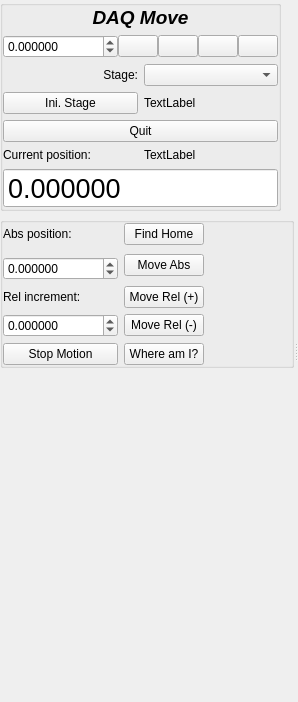
Old version of the form pymodaq/daq_move/daq_move_gui.ui in the repository PyMoDAQ/PyMoDAQ.
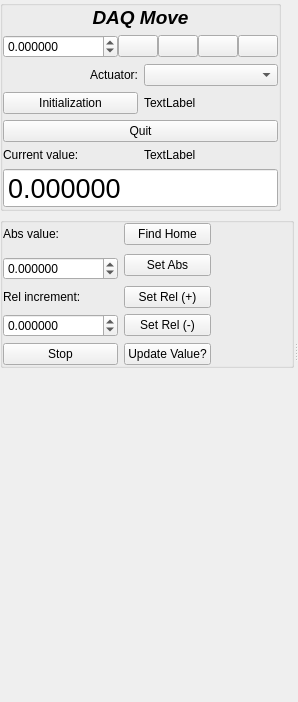
New version of the form. Icons and pictures are not drawn. Custom widgets are drawn as their Qt base class.

Commit message:
changed "Stage" to "Actuator" in DAQ_Move gui
also changed "position" to "value"
also a patch on tcp/server stuff

```diff
--- a/pymodaq/daq_move/daq_move_gui.ui
+++ b/pymodaq/daq_move/daq_move_gui.ui
@@ -115,7 +115,7 @@
               <item row="2" column="0">
                <widget class="QLabel" name="label_2">
                 <property name="text">
-                 <string>Stage:</string>
+                 <string>Actuator:</string>
                 </property>
                 <property name="alignment">
                  <set>Qt::AlignRight|Qt::AlignTrailing|Qt::AlignVCenter</set>
@@ -132,7 +132,7 @@
               <item row="4" column="0">
                <widget class="QPushButton" name="IniStage_pb">
                 <property name="text">
-                 <string>Ini. Stage</string>
+                 <string>Initialization</string>
                 </property>
                 <property name="checkable">
                  <bool>true</bool>
@@ -216,7 +216,7 @@
               <item row="6" column="0">
                <widget class="QLabel" name="label_4">
                 <property name="text">
-                 <string>Current position:</string>
+                 <string>Current value:</string>
                 </property>
                </widget>
               </item>
@@ -356,7 +356,7 @@
               <item row="4" column="1" rowspan="2">
                <widget class="QPushButton" name="Move_Abs_pb">
                 <property name="text">
-                 <string>Move Abs</string>
+                 <string>Set Abs</string>
                 </property>
                 <property name="icon">
                  <iconset resource="../QtDesigner_Ressources/QtDesigner_ressources.qrc">
@@ -374,7 +374,7 @@
               <item row="8" column="1">
                <widget class="QPushButton" name="Move_Rel_minus_pb">
                 <property name="text">
-                 <string>Move Rel (-)</string>
+                 <string>Set Rel (-)</string>
                 </property>
                 <property name="icon">
                  <iconset resource="../QtDesigner_Ressources/QtDesigner_ressources.qrc">
@@ -385,7 +385,7 @@
               <item row="7" column="1">
                <widget class="QPushButton" name="Move_Rel_plus_pb">
                 <property name="text">
-                 <string>Move Rel (+)</string>
+                 <string>Set Rel (+)</string>
                 </property>
                 <property name="icon">
                  <iconset resource="../QtDesigner_Ressources/QtDesigner_ressources.qrc">
@@ -396,7 +396,7 @@
               <item row="11" column="0">
                <widget class="QPushButton" name="Stop_pb">
                 <property name="text">
-                 <string>Stop Motion</string>
+                 <string>Stop</string>
                 </property>
                 <property name="icon">
                  <iconset resource="../QtDesigner_Ressources/QtDesigner_ressources.qrc">
@@ -439,7 +439,7 @@
               <item row="11" column="1">
                <widget class="QPushButton" name="Get_position_pb">
                 <property name="text">
-                 <string>Where am I?</string>
+                 <string>Update Value?</string>
                 </property>
                 <property name="icon">
                  <iconset resource="../QtDesigner_Ressources/QtDesigner_ressources.qrc">
@@ -461,7 +461,7 @@
               <item row="3" column="0">
                <widget class="QLabel" name="label_5">
                 <property name="text">
-                 <string>Abs position:</string>
+                 <string>Abs value:</string>
                 </property>
                </widget>
               </item>
```
The commit also changes 5 other files.
